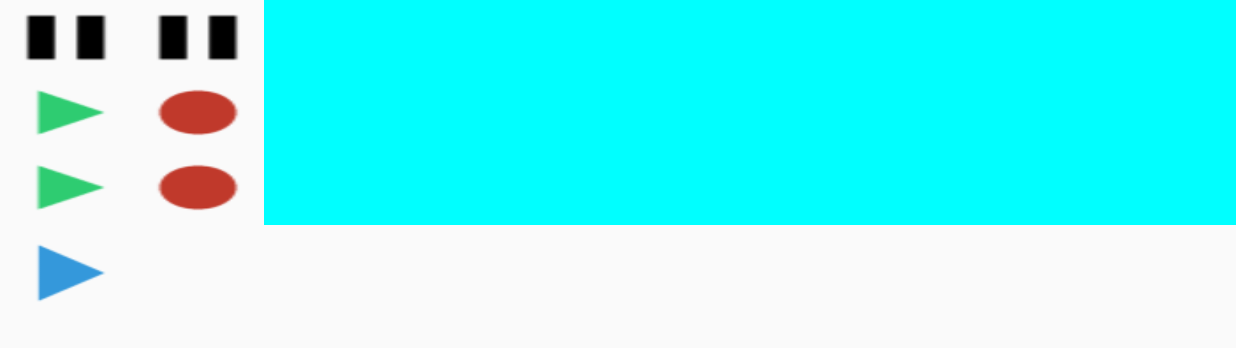
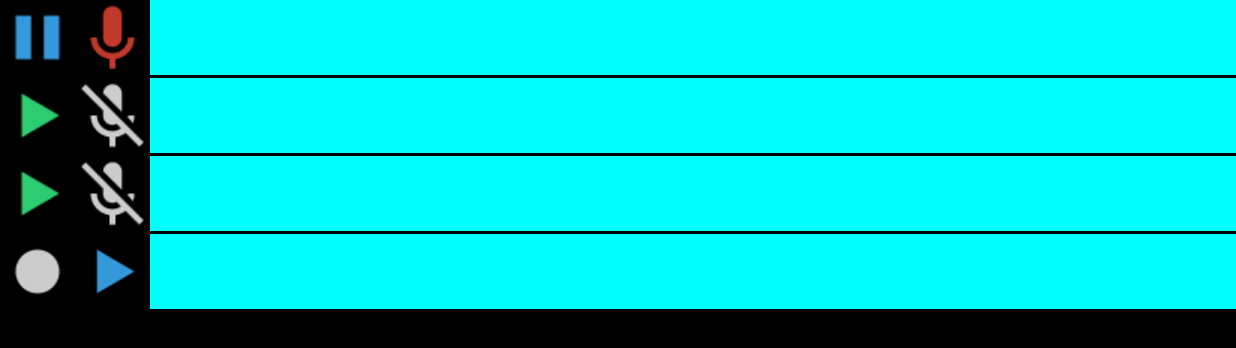
Before and after one commit to DumDumDesigns/Nabsta, an Android app: the screen it shows after launch (MainActivity), after a tap on an icon or button, on a phone screen of 824 x 412 dp (held sideways). Shown: the top 348 px of the screen. Run offline under Robolectric (Android 15) with nearby library versions, the phone set to English and light mode, and no system bars; 1 other tap on this screen came first.

Commit message:
Continue UI, accommodate UI change in design, needs more refactor in morning

```diff
--- a/app/src/main/java/com/spazomatic/nabsta/MainActivity.java
+++ b/app/src/main/java/com/spazomatic/nabsta/MainActivity.java
@@ -6,6 +6,7 @@ import android.os.Bundle;
 
 import com.spazomatic.nabsta.controls.MasterPlayButton;
 import com.spazomatic.nabsta.controls.PlayButton;
+import com.spazomatic.nabsta.controls.RecordButton;
 import com.spazomatic.nabsta.views.TrackVisualizerView;
 
 
@@ -25,22 +26,26 @@ public class MainActivity extends Activity {
 
     @Override
     protected void onStart() {
+
         super.onStart();
         PlayButton playTrack1Btn = (PlayButton)findViewById(R.id.play1);
+        RecordButton recordButton1 = (RecordButton)findViewById(R.id.record1);
         TrackVisualizerView trackVisualizerView = (TrackVisualizerView)findViewById(R.id.visualizer1);
-        playTrack1Btn.prepareTrack(trackVisualizerView);
+        playTrack1Btn.prepareTrack(trackVisualizerView, recordButton1);
 
         PlayButton playTrack2Btn = (PlayButton)findViewById(R.id.play2);
+        RecordButton recordButton2 = (RecordButton)findViewById(R.id.record2);
         TrackVisualizerView trackVisualizerView2 = (TrackVisualizerView)findViewById(R.id.visualizer2);
-        playTrack2Btn.prepareTrack(trackVisualizerView2);
+        playTrack2Btn.prepareTrack(trackVisualizerView2, recordButton2);
 
         PlayButton playTrack3Btn = (PlayButton)findViewById(R.id.play3);
+        RecordButton recordButton3 = (RecordButton)findViewById(R.id.record3);
         TrackVisualizerView trackVisualizerView3 = (TrackVisualizerView)findViewById(R.id.visualizer3);
-        playTrack3Btn.prepareTrack(trackVisualizerView3);
-
+        playTrack3Btn.prepareTrack(trackVisualizerView3, recordButton3);
 
         MasterPlayButton masterPlayButton = (MasterPlayButton)findViewById(R.id.masterPlayBtn);
-        masterPlayButton.prepareMasterTrack(trackVisualizerView,trackVisualizerView2,trackVisualizerView3);
+        TrackVisualizerView masterVisualizer = (TrackVisualizerView)findViewById(R.id.masterVisualizer);
+        masterPlayButton.prepareMasterTrack(trackVisualizerView,trackVisualizerView2,trackVisualizerView3, masterVisualizer);
     }
 
     @Override
--- /dev/null
+++ b/app/src/main/java/com/spazomatic/nabsta/controls/MasterRecordButton.java
@@ -0,0 +1,54 @@
+package com.spazomatic.nabsta.controls;
+
+import android.content.Context;
+import android.util.AttributeSet;
+import android.util.Log;
+import android.view.View;
+import android.widget.Button;
+
+import com.spazomatic.nabsta.AudioPlaybackManager;
+import com.spazomatic.nabsta.NabstaApplication;
+import com.spazomatic.nabsta.mediaStateHandlers.MediaStateHandler;
+import com.spazomatic.nabsta.views.TrackVisualizerView;
+
+/**
+ * Created by samuelsegal on 4/24/15.
+ */
+public class MasterRecordButton extends Button {
+
+    AudioPlaybackManager [] apmAllTracks = null;
+
+    OnClickListener clicker = new OnClickListener() {
+        public void onClick(View v) {
+            Log.d(NabstaApplication.LOG_TAG, "About to add All PlaybackManagers............");
+            for(AudioPlaybackManager apm: apmAllTracks) {
+                if (apm.isReady()) {
+                    Log.d(NabstaApplication.LOG_TAG," IS READY ---------------------------");
+                    Thread playbackThread = new Thread(apm);
+                    playbackThread.start();
+                } else {
+                    apm.callStopPlaying();
+                }
+            }
+        }
+    };
+
+    public MasterRecordButton(Context context, AttributeSet attrs) {
+        super(context, attrs);
+        setOnClickListener(clicker);
+    }
+
+    public void prepareMasterTrack(TrackVisualizerView...trackVisualizerViews ) {
+
+        apmAllTracks = new AudioPlaybackManager[NabstaApplication.ALL_TRACKS.length];
+        for(int i = 0; i < NabstaApplication.ALL_TRACKS.length; i++ ){
+            Log.d(NabstaApplication.LOG_TAG, String.format("CREATING MEDIASTATE HANDLER AND PLAYYBACKMANAGER FOR: %s", NabstaApplication.ALL_TRACKS));
+            MediaStateHandler mediaStateHandler = new MediaStateHandler(getContext(), this, NabstaApplication.ALL_TRACKS[i], trackVisualizerViews[i], true);
+            Log.d(NabstaApplication.LOG_TAG,"MEDIASTATEHANDLER CREATED");
+            AudioPlaybackManager apm = new AudioPlaybackManager(mediaStateHandler);
+            Log.d(NabstaApplication.LOG_TAG,"AUDIOPLAYBACKMANAGER CREATED");
+            apmAllTracks[i] = apm;
+        }
+
+    }
+}
--- a/app/src/main/java/com/spazomatic/nabsta/controls/PlayButton.java
+++ b/app/src/main/java/com/spazomatic/nabsta/controls/PlayButton.java
@@ -8,6 +8,7 @@ import android.view.View;
 import android.widget.Button;
 
 import com.spazomatic.nabsta.AudioPlaybackManager;
+import com.spazomatic.nabsta.AudioRecordManager;
 import com.spazomatic.nabsta.NabstaApplication;
 import com.spazomatic.nabsta.R;
 import com.spazomatic.nabsta.mediaStateHandlers.MediaStateHandler;
@@ -22,19 +23,37 @@ import java.io.IOException;
 public class PlayButton extends Button {
     private String fileName;
     private AudioPlaybackManager apm = null;
+    private AudioRecordManager arm = null;
     private MediaStateHandler mediaStateHandler = null;
     private TrackVisualizerView trackVisualizerView = null;
     OnClickListener clicker = new OnClickListener() {
         public void onClick(View v) {
-            if(apm != null) {
+            //TODO: UI Design has changed, revisit again to simplify the coupling of record and playback buttons
+            if(mediaStateHandler.isInRecordMode()){
+                if(arm == null) {
+                    apm = null;
+                    arm = new AudioRecordManager(mediaStateHandler.getFileName());
+                }
+                if (!arm.isRecording()) {
+                    arm.setIsRecording(true);
+                    setSelected(true);
+                    Thread recordThread = new Thread(arm);
+                    recordThread.start();
+                } else {
+                    arm.setIsRecording(false);
+                    setSelected(false);
+                }
+            }else {
+                if(apm == null){
+                    arm = null;
+                    apm = new AudioPlaybackManager(mediaStateHandler);
+                }
                 if (apm.isReady()) {
                     Thread playbackThread = new Thread(apm);
                     playbackThread.start();
                 } else {
                     apm.callStopPlaying();
                 }
-            }else{
-                Log.d(NabstaApplication.LOG_TAG, "PlayBackManager is null.");
             }
         }
     };
@@ -53,11 +72,12 @@ public class PlayButton extends Button {
             a.recycle();
         }
     }
-    public void prepareTrack(TrackVisualizerView trackVisualizerView){
+
+    public void prepareTrack(TrackVisualizerView trackVisualizerView, RecordButton recordButton){
         this.trackVisualizerView = trackVisualizerView;
-        prepareTrack();
+        prepareTrack(recordButton);
     }
-    public void prepareTrack() {
+    public void prepareTrack(RecordButton recordButton) {
         String playBackFileName = NabstaApplication.NABSTA_ROOT_DIR.getAbsolutePath() + "/" + fileName;
         Log.d(NabstaApplication.LOG_TAG, String.format("Got playBackFileName attr: %s",playBackFileName));
 
@@ -70,16 +90,17 @@ public class PlayButton extends Button {
             try {
                 f.createNewFile();
             } catch (IOException e) {
-                Log.e(NabstaApplication.LOG_TAG, String.format("Error Creating File: %s Error Message: %s",f,e.getMessage()));
+                Log.e(NabstaApplication.LOG_TAG, String.format("Error Creating File: %s Error Message: %s",f,e.getMessage()),e);
             }
         }else{
             Log.d(NabstaApplication.LOG_TAG, String.format("Playback file exists: %s", f.getName()));
         }
-        if(trackVisualizerView != null) {
-            mediaStateHandler = new MediaStateHandler(getContext(), this, playBackFileName, trackVisualizerView);
+        if(trackVisualizerView != null && recordButton != null) {
+            mediaStateHandler = new MediaStateHandler(getContext(), this, playBackFileName, trackVisualizerView, recordButton);
         }else{
             mediaStateHandler = new MediaStateHandler(getContext(), this, playBackFileName);
         }
-        apm = new AudioPlaybackManager(mediaStateHandler);
+
+
     }
 }
--- a/app/src/main/java/com/spazomatic/nabsta/controls/RecordButton.java
+++ b/app/src/main/java/com/spazomatic/nabsta/controls/RecordButton.java
@@ -10,6 +10,7 @@ import android.widget.Button;
 import com.spazomatic.nabsta.AudioRecordManager;
 import com.spazomatic.nabsta.NabstaApplication;
 import com.spazomatic.nabsta.R;
+import com.spazomatic.nabsta.mediaStateHandlers.MediaStateHandler;
 
 import java.io.File;
 import java.io.IOException;
@@ -19,24 +20,18 @@ import java.io.IOException;
  */
 public class RecordButton extends Button {
     private String recordFileName;
-
+    private MediaStateHandler mediaStateHandler;
     AudioRecordManager arm = null;
 
 
     OnClickListener clicker = new OnClickListener() {
         public void onClick(View v) {
-            if(arm != null) {
-                if (!arm.isRecording()) {
-                    arm.setIsRecording(true);
-                    setSelected(true);
-                    Thread recordThread = new Thread(arm);
-                    recordThread.start();
-                } else {
-                    arm.setIsRecording(false);
-                    setSelected(false);
-                }
-            }else{
-                Log.d(NabstaApplication.LOG_TAG, "AudioRecordManager is null.");
+            if(mediaStateHandler.isInRecordMode()){
+                mediaStateHandler.setIsInRecordMode(false);
+                setSelected(false);
+            }else {
+                mediaStateHandler.setIsInRecordMode(true);
+                setSelected(true);
             }
         }
     };
@@ -55,8 +50,9 @@ public class RecordButton extends Button {
     }
 
     private void recordTrack(String fileName) {
+
         recordFileName = NabstaApplication.NABSTA_ROOT_DIR.getAbsolutePath() + "/" + fileName;
-        Log.d(NabstaApplication.LOG_TAG, "Got recordFileName attr: " + recordFileName);
+        Log.d(NabstaApplication.LOG_TAG, String.format("Got recordFileName attr: %s",recordFileName));
         checkCreateFile(fileName);
         arm = new AudioRecordManager(recordFileName);
     }
@@ -68,14 +64,24 @@ public class RecordButton extends Button {
         f.setWritable(true);
 
         if(!f.exists()) {
-            Log.d(NabstaApplication.LOG_TAG,"Creating new record file: " + f.getName());
+            Log.d(NabstaApplication.LOG_TAG,String.format("Creating new record file: %s",f.getName()));
             try {
                 f.createNewFile();
             } catch (IOException e) {
-                e.printStackTrace();
+                Log.e(NabstaApplication.LOG_TAG,String.format(
+                        "Error creating file %s with error message %s",
+                        f.getAbsolutePath().toString(),e.getMessage()), e);
             }
         }else{
-            Log.d(NabstaApplication.LOG_TAG,"Record file exists: " + f.getName() );
+            Log.d(NabstaApplication.LOG_TAG,String.format("Record file exists: %s", f.getName()));
         }
     }
+
+    public MediaStateHandler getMediaStateHandler() {
+        return mediaStateHandler;
+    }
+
+    public void setMediaStateHandler(MediaStateHandler mediaStateHandler) {
+        this.mediaStateHandler = mediaStateHandler;
+    }
 }
--- a/app/src/main/java/com/spazomatic/nabsta/mediaStateHandlers/MediaStateHandler.java
+++ b/app/src/main/java/com/spazomatic/nabsta/mediaStateHandlers/MediaStateHandler.java
@@ -5,17 +5,20 @@ import android.util.Log;
 import android.widget.Button;
 
 import com.spazomatic.nabsta.NabstaApplication;
+import com.spazomatic.nabsta.controls.RecordButton;
 import com.spazomatic.nabsta.views.TrackVisualizerView;
 
 /**
  * Created by samuelsegal on 4/23/15.
  */
 public class MediaStateHandler {
+    private RecordButton recordButton;
     private Button button;
     private Context context;
     private String fileName;
     private boolean isComplete = true;
     private boolean isLooping;
+    private boolean isInRecordMode;
     private boolean isOfMasterTrack;
     private static int trackCountForMaster;
     private TrackVisualizerView trackVisualizerView;
@@ -28,10 +31,18 @@ public class MediaStateHandler {
         this(context, button, fileName);
         this.trackVisualizerView = trackVisualizerView;
     }
+    public MediaStateHandler(Context context, Button button, String fileName, TrackVisualizerView trackVisualizerView,RecordButton recordButton) {
+        this(context, button, fileName,trackVisualizerView);
+        this.recordButton = recordButton;
+        this.isInRecordMode = recordButton.isSelected();
+        recordButton.setMediaStateHandler(this);
+    }
     public MediaStateHandler(Context context, Button button, String fileName, TrackVisualizerView trackVisualizerView,boolean isOfMasterTrack) {
         this(context, button, fileName,trackVisualizerView);
         this.isOfMasterTrack = isOfMasterTrack;
     }
+
+
 
     public TrackVisualizerView getTrackVisualizerView() {
         return trackVisualizerView;
@@ -70,6 +81,22 @@ public class MediaStateHandler {
         this.isComplete = isComplete;
     }
 
+    public boolean isInRecordMode() {
+        return isInRecordMode;
+    }
+
+    public RecordButton getRecordButton() {
+        return recordButton;
+    }
+
+    public void setRecordButton(RecordButton recordButton) {
+        this.recordButton = recordButton;
+    }
+
+    public void setIsInRecordMode(boolean isInRecordMode) {
+        this.isInRecordMode = isInRecordMode;
+    }
+
     public void complete(){
         Log.d(NabstaApplication.LOG_TAG, "Media state handler completing.");
         isComplete = true;
--- a/app/src/main/java/com/spazomatic/nabsta/views/TrackVisualizerView.java
+++ b/app/src/main/java/com/spazomatic/nabsta/views/TrackVisualizerView.java
@@ -22,8 +22,8 @@ public class TrackVisualizerView extends View {
     private int trackDuration;
     private Paint mForePaint = new Paint();
     private int measureBeginning, measureEnd, measureHeight;
-    private int measureLength = 2;
-    private int destPoint, newSize;
+    private int measureLength = 5;
+
     public TrackVisualizerView(Context context, AttributeSet attrs) {
         super(context, attrs);
         init();
@@ -35,7 +35,7 @@ public class TrackVisualizerView extends View {
         measureBeginning = 0;
         measureEnd = measureLength;
 
-        mForePaint.setStrokeWidth(2f);
+        mForePaint.setStrokeWidth(1f);
         mForePaint.setAntiAlias(true);
         mForePaint.setColor(Color.BLUE);
         setBackgroundColor(Color.CYAN);
@@ -43,11 +43,7 @@ public class TrackVisualizerView extends View {
 
     public void updateVisualizer(byte[] bytes) {
         mBytes = bytes;
-        measureBeginning += measureLength;
-        measureEnd += measureLength;
-        measureHeight=getBottom();
         invalidate();
-
     }
 
     @Override
@@ -61,26 +57,29 @@ public class TrackVisualizerView extends View {
                 mPoints = new float[mBytes.length * 4];
             }
 
-            destPoint = allPoints.length;
-            newSize = allPoints.length+mPoints.length;
+            int destPoint = allPoints.length;
+            int newSize = allPoints.length + mPoints.length;
             allocateAllPoints(allPoints, newSize);
 
             for (int i = 0; i < mBytes.length-1; i++) {
                 mPoints[i*4] = measureBeginning + (i / (mBytes.length - 1));
                 mPoints[i *4 + 1] = measureHeight / 2
                         + ((byte) (mBytes[i] + 128)) * (measureHeight / 2) / 128;
-                mPoints[i *4 + 2] = measureEnd + ( (i + 1) / (mBytes.length - 1));
+                mPoints[i *4 + 2] = measureEnd + ( (i+1) / (mBytes.length - 1));
                 mPoints[i *4 + 3] = measureHeight / 2
                         + ((byte) (mBytes[i + 1] + 128)) * (measureHeight / 2) / 128;
             }
 
             System.arraycopy(mPoints, 0, allPoints, destPoint, mPoints.length);
             canvas.drawLines(allPoints, mForePaint);
+            measureBeginning += measureLength;
+            measureEnd += measureLength;
+            measureHeight=getBottom();
 
         }catch(Exception e){
             Log.e(NabstaApplication.LOG_TAG, String.format(
-                            "Error in onDraw - Error Message: %s: Cause: %s: stackTrace:",
-                            e.getMessage(),e.getCause()),e
+                "Error in onDraw - Error Message: %s: Cause: %s: stackTrace:",
+                e.getMessage(),e.getCause()),e
             );
         }
     }
--- a/app/src/main/res/menu/menu_main.xml
+++ b/app/src/main/res/drawable/master_record_btn.xml
@@ -1,6 +1,8 @@
-<menu xmlns:android="http://schemas.android.com/apk/res/android"
-    xmlns:app="http://schemas.android.com/apk/res-auto"
-    xmlns:tools="http://schemas.android.com/tools" tools:context=".MainActivity">
-    <item android:id="@+id/action_settings" android:title="@string/action_settings"
-        android:orderInCategory="100" app:showAsAction="never" />
-</menu>
+<?xml version="1.0" encoding="utf-8"?>
+<selector xmlns:android="http://schemas.android.com/apk/res/android">
+    <item android:drawable="@drawable/record_50_red"
+        android:state_pressed="true" />
+    <item android:drawable="@drawable/record_50_red"
+        android:state_selected="true"/>
+    <item android:drawable="@drawable/record_50_grey" />
+</selector>
--- a/app/src/main/res/drawable/track_play_btn.xml
+++ b/app/src/main/res/drawable/track_play_btn.xml
@@ -2,7 +2,7 @@
 <selector xmlns:android="http://schemas.android.com/apk/res/android">
     <item android:drawable="@drawable/play_50_green"
         android:state_pressed="true" />
-    <item android:drawable="@drawable/pause_50"
+    <item android:drawable="@drawable/pause_50_blue"
         android:state_selected="true"/>
     <item android:drawable="@drawable/play_50_green" />
 </selector>
--- a/app/src/main/res/drawable/track_record_btn.xml
+++ b/app/src/main/res/drawable/track_record_btn.xml
@@ -1,8 +1,8 @@
 <?xml version="1.0" encoding="utf-8"?>
 <selector xmlns:android="http://schemas.android.com/apk/res/android">
-    <item android:drawable="@drawable/record_50_red"
+    <item android:drawable="@drawable/mic_50_red"
         android:state_pressed="true" />
-    <item android:drawable="@drawable/pause_50"
+    <item android:drawable="@drawable/mic_50_red"
         android:state_selected="true"/>
-    <item android:drawable="@drawable/record_50_red" />
+    <item android:drawable="@drawable/no_mic_50_grey" />
 </selector>
--- a/app/src/main/res/layout/activity_main.xml
+++ b/app/src/main/res/layout/activity_main.xml
@@ -4,7 +4,8 @@
     android:layout_width="fill_parent"
     android:layout_height="fill_parent"
     android:layout_gravity="center"
-    android:orientation="vertical">
+    android:orientation="vertical"
+    android:background="@color/primary_dark_material_dark">
 
    <LinearLayout
        android:layout_width="wrap_content"
@@ -12,14 +13,14 @@
        android:orientation="horizontal">
        <com.spazomatic.nabsta.controls.PlayButton
            android:id="@+id/play1"
-           android:layout_width="wrap_content"
-           android:layout_height="wrap_content"
+           android:layout_width="50dp"
+           android:layout_height="50dp"
            android:background="@drawable/track_play_btn"
            nabsta:playBackFileName="@string/track1_3gp"/>
        <com.spazomatic.nabsta.controls.RecordButton
            android:id="@+id/record1"
-           android:layout_width="wrap_content"
-           android:layout_height="wrap_content"
+           android:layout_width="50dp"
+           android:layout_height="50dp"
            android:background="@drawable/track_record_btn"
            nabsta:recordFileName="@string/track1_3gp"/>
        <com.spazomatic.nabsta.views.TrackVisualizerView
@@ -31,17 +32,18 @@
     <LinearLayout
         android:layout_width="wrap_content"
         android:layout_height="wrap_content"
-        android:orientation="horizontal">
+        android:orientation="horizontal"
+        android:paddingTop="2dp">
         <com.spazomatic.nabsta.controls.PlayButton
             android:id="@+id/play2"
-            android:layout_width="wrap_content"
-            android:layout_height="wrap_content"
+            android:layout_width="50dp"
+            android:layout_height="50dp"
             android:background="@drawable/track_play_btn"
             nabsta:playBackFileName="@string/track2_3gp"/>
         <com.spazomatic.nabsta.controls.RecordButton
             android:id="@+id/record2"
-            android:layout_width="wrap_content"
-            android:layout_height="wrap_content"
+            android:layout_width="50dp"
+            android:layout_height="50dp"
             android:background="@drawable/track_record_btn"
             nabsta:recordFileName="@string/track2_3gp"/>
         <com.spazomatic.nabsta.views.TrackVisualizerView
@@ -52,17 +54,18 @@
     <LinearLayout
         android:layout_width="wrap_content"
         android:layout_height="wrap_content"
-        android:orientation="horizontal">
+        android:orientation="horizontal"
+        android:paddingTop="2dp">
         <com.spazomatic.nabsta.controls.PlayButton
             android:id="@+id/play3"
-            android:layout_width="wrap_content"
-            android:layout_height="wrap_content"
+            android:layout_width="50dp"
+            android:layout_height="50dp"
             android:background="@drawable/track_play_btn"
             nabsta:playBackFileName="@string/track3_3gp"/>
         <com.spazomatic.nabsta.controls.RecordButton
             android:id="@+id/record3"
-            android:layout_width="wrap_content"
-            android:layout_height="wrap_content"
+            android:layout_width="50dp"
+            android:layout_height="50dp"
             android:background="@drawable/track_record_btn"
             nabsta:recordFileName="@string/track3_3gp"/>
         <com.spazomatic.nabsta.views.TrackVisualizerView
@@ -75,13 +78,22 @@
         android:id="@+id/masterTrackLayout"
         android:layout_width="wrap_content"
         android:layout_height="wrap_content"
-        android:orientation="horizontal">
+        android:orientation="horizontal"
+        android:paddingTop="2dp">
+        <com.spazomatic.nabsta.controls.MasterRecordButton
+            android:id="@+id/masterRecordBtn"
+            android:layout_width="50dp"
+            android:layout_height="50dp"
+            android:background="@drawable/master_record_btn" />
         <com.spazomatic.nabsta.controls.MasterPlayButton
             android:id="@+id/masterPlayBtn"
-            android:layout_width="wrap_content"
-            android:layout_height="wrap_content"
+            android:layout_width="50dp"
+            android:layout_height="50dp"
             android:background="@drawable/master_play_btn" />
-
+        <com.spazomatic.nabsta.views.TrackVisualizerView
+            android:id="@+id/masterVisualizer"
+            android:layout_width="fill_parent"
+            android:layout_height="50dp" />
     </LinearLayout>
 
 </LinearLayout>
```
Also changed, not shown: app/src/main/java/com/spazomatic/nabsta/AudioPlaybackManager.java (+18 -17 lines), app/src/main/java/com/spazomatic/nabsta/AudioRecordManager.java (+17 -12 lines), app/src/main/res/drawable/mic_32_grey.png (added), app/src/main/res/drawable/mic_50_red.png (added), app/src/main/res/drawable/no_mic_50_grey.png (added), app/src/main/res/drawable/pause_50_white.png (added), app/src/main/res/drawable/pause_64_white.png (added), app/src/main/res/drawable/play_50_blue.png (added), app/src/main/res/drawable/record_50_grey.png (added).
